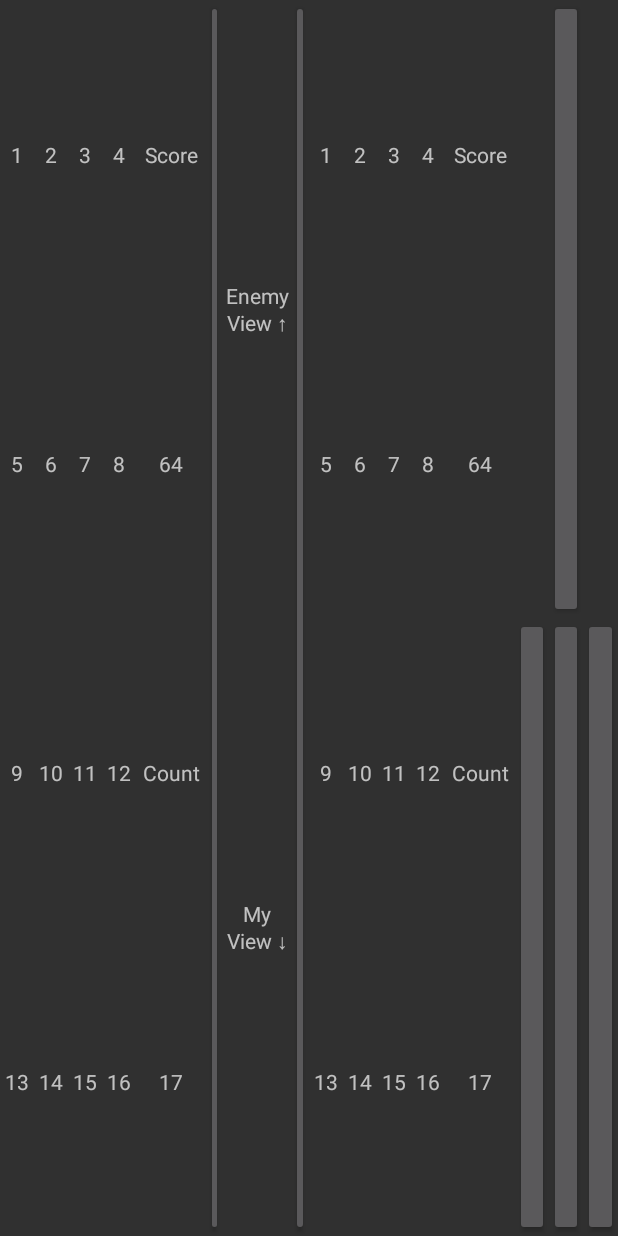
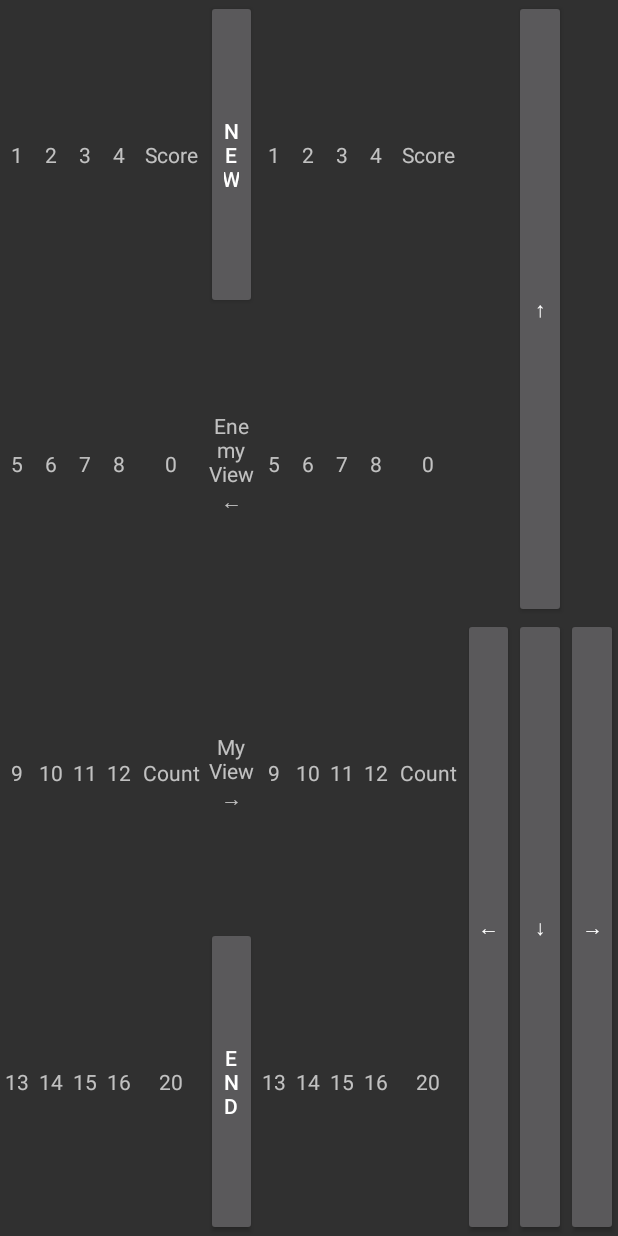
Before and after one commit to preventionYun/2048_android, an Android app: the layout activity_main_landscape.xml on its own in the app's theme, with its tools: preview values and no code run, on a phone screen of 412 x 824 dp. Run offline under Robolectric (Android 15) with nearby library versions, the phone set to English and light mode, and no system bars.

Commit message:
v1.7 landscape 모드 완성, 생명주기 관련 끝... 메뉴를 만들까?

```diff
--- a/app/src/main/java/com/preventionyun/a2048/MainActivity.java
+++ b/app/src/main/java/com/preventionyun/a2048/MainActivity.java
@@ -8,7 +8,6 @@ import android.view.View;
 import android.view.WindowManager;
 import android.widget.Button;
 import android.widget.TextView;
-import android.widget.Toast;
 
 import com.preventionyun.a2048.gameModel.GameModel;
 
@@ -361,7 +360,7 @@ public class MainActivity extends AppCompatActivity {
         public void run() {
             setButtonsState();
             newBtn.setText("NEW");
-            Toast.makeText(MainActivity.this, "Game Over!", Toast.LENGTH_SHORT).show();
+            //Toast.makeText(MainActivity.this, "Game Over!", Toast.LENGTH_SHORT).show();
         }
     };
     private Runnable runnableStart = new Runnable() {
@@ -383,7 +382,7 @@ public class MainActivity extends AppCompatActivity {
             }
             setButtonsState();
             newBtn.setText("P");
-            Toast.makeText(MainActivity.this, "Game Stated!", Toast.LENGTH_SHORT).show();
+            //Toast.makeText(MainActivity.this, "Game Stated!", Toast.LENGTH_SHORT).show();
         }
     };
     private Runnable runnablePause = new Runnable() {
@@ -391,7 +390,7 @@ public class MainActivity extends AppCompatActivity {
         public void run() {
             setButtonsState();
             newBtn.setText("R");
-            Toast.makeText(MainActivity.this, "Game Paused!", Toast.LENGTH_SHORT).show();
+            //Toast.makeText(MainActivity.this, "Game Paused!", Toast.LENGTH_SHORT).show();
         }
     };
     private Runnable runnableResume = new Runnable() {
@@ -399,7 +398,7 @@ public class MainActivity extends AppCompatActivity {
         public void run() {
             setButtonsState();
             newBtn.setText("P");
-            Toast.makeText(MainActivity.this, "Game Resumed!", Toast.LENGTH_SHORT).show();
+            //Toast.makeText(MainActivity.this, "Game Resumed!", Toast.LENGTH_SHORT).show();
         }
     };
     private Runnable runnableUpdate = new Runnable() {
@@ -432,7 +431,7 @@ public class MainActivity extends AppCompatActivity {
             updateMyView();
             setButtonsState();
             newBtn.setText("P");
-            Toast.makeText(MainActivity.this, "Game Recovered!", Toast.LENGTH_SHORT).show();
+            //Toast.makeText(MainActivity.this, "Game Recovered!", Toast.LENGTH_SHORT).show();
             if (savedState == GameState.Running){   // 복구 전 상태가 진행중이었다면
                 mHandler.post(runnableResume);      // 게임 resume
                 newBtn.setText("P");                // 버튼 갱신
--- a/app/src/main/res/layout/activity_main.xml
+++ b/app/src/main/res/layout/activity_main.xml
@@ -101,7 +101,7 @@
                 android:layout_height="match_parent"
                 android:textAlignment="center"
                 android:gravity="center"
-                android:text="64"/>
+                android:text="0"/>
         </LinearLayout>
         <LinearLayout
             android:layout_weight="1"
@@ -193,7 +193,7 @@
                 android:layout_height="match_parent"
                 android:textAlignment="center"
                 android:gravity="center"
-                android:text="17"/>
+                android:text="20"/>
         </LinearLayout>
     </LinearLayout>
 
@@ -334,7 +334,7 @@
                 android:layout_height="match_parent"
                 android:textAlignment="center"
                 android:gravity="center"
-                android:text="64"/>
+                android:text="0"/>
         </LinearLayout>
         <LinearLayout
             android:layout_weight="1"
@@ -427,7 +427,7 @@
                 android:layout_height="match_parent"
                 android:textAlignment="center"
                 android:gravity="center"
-                android:text="17"/>
+                android:text="20"/>
         </LinearLayout>
     </LinearLayout>
 
--- a/app/src/main/res/layout/activity_main_landscape.xml
+++ b/app/src/main/res/layout/activity_main_landscape.xml
@@ -101,7 +101,7 @@
                 android:layout_height="match_parent"
                 android:textAlignment="center"
                 android:gravity="center"
-                android:text="64"/>
+                android:text="0"/>
         </LinearLayout>
         <LinearLayout
             android:layout_weight="1"
@@ -193,47 +193,41 @@
                 android:layout_height="match_parent"
                 android:textAlignment="center"
                 android:gravity="center"
-                android:text="17"/>
+                android:text="20"/>
         </LinearLayout>
     </LinearLayout>
 
     <LinearLayout
         android:layout_width="0dp"
         android:layout_height="match_parent"
-        android:layout_weight="2"
-        android:weightSum="6"
-        android:orientation="horizontal">
+        android:layout_weight="1"
+        android:orientation="vertical">
         <Button
             android:id="@+id/newBtn"
-            android:layout_weight="1"
-            android:layout_width="0dp"
-            android:layout_height="match_parent"
+            android:layout_weight="2"
+            android:layout_width="match_parent"
+            android:layout_height="0dp"
             android:text="NEW"/>
-        <LinearLayout
-            android:layout_weight="4"
-            android:layout_width="0dp"
-            android:layout_height="match_parent"
-            android:orientation="vertical">
         <TextView
             android:layout_width="match_parent"
-                android:layout_weight="1"
+            android:layout_weight="2"
             android:layout_height="0dp"
             android:textAlignment="center"
             android:gravity="center"
-                android:text="Enemy View ↑"/>
+            android:text="Enemy View\n←"/>
+
         <TextView
             android:layout_width="match_parent"
-                android:layout_weight="1"
+            android:layout_weight="2"
             android:layout_height="0dp"
             android:textAlignment="center"
             android:gravity="center"
-                android:text="My View ↓"/>
-        </LinearLayout>
+            android:text="My View\n→"/>
         <Button
             android:id="@+id/endBtn"
-            android:layout_weight="1"
-            android:layout_width="0dp"
-            android:layout_height="match_parent"
+            android:layout_weight="2"
+            android:layout_width="match_parent"
+            android:layout_height="0dp"
             android:text="END"/>
     </LinearLayout>
 
@@ -334,7 +328,7 @@
                 android:layout_height="match_parent"
                 android:textAlignment="center"
                 android:gravity="center"
-                android:text="64"/>
+                android:text="0"/>
         </LinearLayout>
         <LinearLayout
             android:layout_weight="1"
@@ -427,13 +421,13 @@
                 android:layout_height="match_parent"
                 android:textAlignment="center"
                 android:gravity="center"
-                android:text="17"/>
+                android:text="20"/>
         </LinearLayout>
     </LinearLayout>
     <LinearLayout
         android:layout_width="0dp"
         android:layout_height="match_parent"
-        android:layout_weight="2"
+        android:layout_weight="3"
         android:weightSum="3"
         android:orientation="horizontal">
         <LinearLayout
```
Lines whose indentation alone changed are shown as unchanged.
